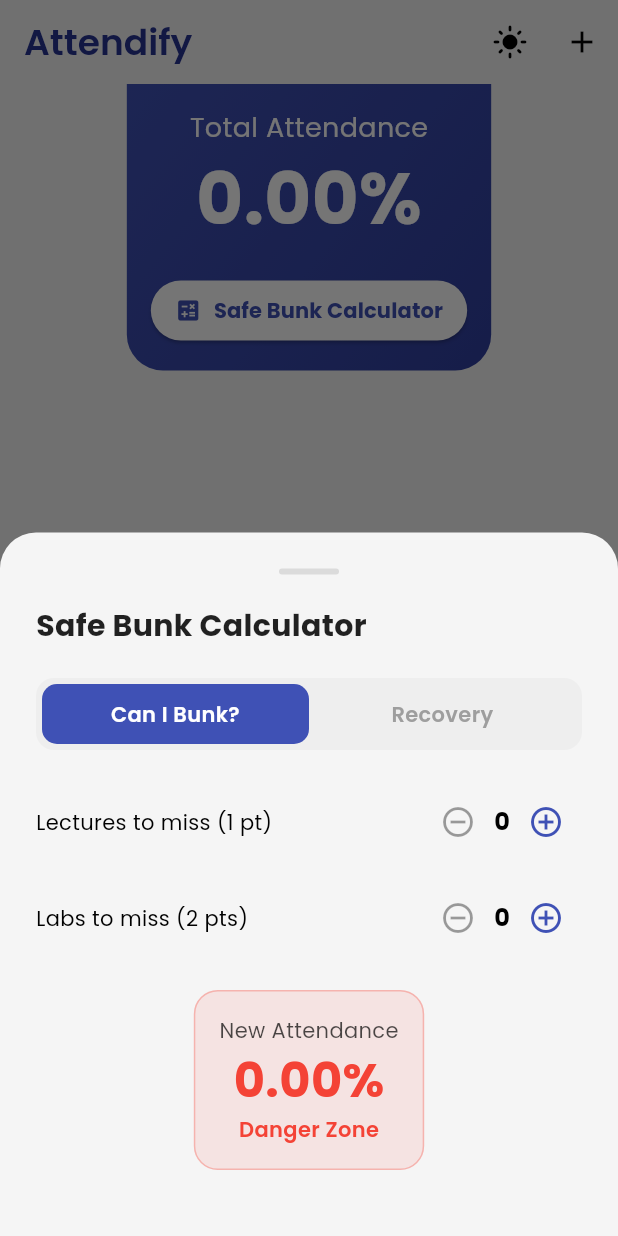
After one commit to itspriyanshhh/Attendance_Tracker_App, a Flutter app: the screen it shows once a user with an empty profile is signed in, after a tap on "Safe Bunk Calculator", on a phone screen of 412 x 824 dp. The commit adds this screen. Run offline on Flutter 3.47's test engine with Material 3 defaults, Android fonts, the light colour scheme and no system bars; our stand-ins replace cloud_firestore, firebase_auth, firebase_core, firebase_messaging, flutter_local_notifications, google_fonts and 3 more; accounts and stored records are empty.

Commit message:
Added safe bunk calculator

```diff
--- a/lib/screens/attendance_home.dart
+++ b/lib/screens/attendance_home.dart
@@ -1,5 +1,6 @@
 import 'package:attendance_management/main.dart';
 import 'package:attendance_management/models/subject.dart';
+import 'package:attendance_management/screens/safe_bunk_sheet.dart';
 import 'package:attendance_management/services/firestore_service.dart';
 import 'package:flutter/material.dart';
 import 'package:shared_preferences/shared_preferences.dart';
@@ -251,6 +252,48 @@
                       fontWeight: FontWeight.bold,
                     ),
                   ),
+                  const SizedBox(height: 16),
+                  ElevatedButton.icon(
+                    onPressed: () {
+                      // Calculate current totals
+                      final Map<String, int> pointsPerSubject = {
+                        for (var s in _subjects) s.id!: (s.isLab ? 2 : 1),
+                      };
+                      int totalPoints = 0;
+                      int attendedPoints = 0;
+                      for (var record in _records) {
+                        final ptsPerSession =
+                            pointsPerSubject[record.subjectId] ?? 1;
+                        totalPoints += record.held * ptsPerSession;
+                        attendedPoints += record.attended * ptsPerSession;
+                      }
+
+                      showModalBottomSheet(
+                        context: context,
+                        isScrollControlled: true,
+                        backgroundColor: Colors.transparent,
+                        builder: (context) => SafeBunkSheet(
+                          totalPointsHeld: totalPoints,
+                          totalPointsAttended: attendedPoints,
+                        ),
+                      );
+                    },
+                    icon: const Icon(Icons.calculate, color: Colors.indigo),
+                    label: const Text(
+                      'Safe Bunk Calculator',
+                      style: TextStyle(
+                        color: Colors.indigo,
+                        fontWeight: FontWeight.bold,
+                      ),
+                    ),
+                    style: ElevatedButton.styleFrom(
+                      backgroundColor: Colors.white,
+                      foregroundColor: Colors.indigo,
+                      shape: RoundedRectangleBorder(
+                        borderRadius: BorderRadius.circular(20),
+                      ),
+                    ),
+                  ),
                 ],
               ),
             ),
--- /dev/null
+++ b/lib/screens/safe_bunk_sheet.dart
@@ -0,0 +1,276 @@
+import 'package:attendance_management/services/safe_bunk_calculator.dart';
+import 'package:flutter/material.dart';
+import 'package:google_fonts/google_fonts.dart';
+
+class SafeBunkSheet extends StatefulWidget {
+  final int totalPointsHeld;
+  final int totalPointsAttended;
+
+  const SafeBunkSheet({
+    super.key,
+    required this.totalPointsHeld,
+    required this.totalPointsAttended,
+  });
+
+  @override
+  State<SafeBunkSheet> createState() => _SafeBunkSheetState();
+}
+
+class _SafeBunkSheetState extends State<SafeBunkSheet> {
+  // 0 = Can I Bunk?, 1 = Recovery
+  int _modeIndex = 0;
+
+  // Bunk Mode State
+  int _lecturesToMiss = 0;
+  int _labsToMiss = 0;
+
+  // Recovery Mode State
+  double _targetPercentage = 75.0;
+
+  @override
+  Widget build(BuildContext context) {
+    final isDark = Theme.of(context).brightness == Brightness.dark;
+    final textColor = isDark ? Colors.white : Colors.black87;
+
+    return Container(
+      padding: const EdgeInsets.all(24),
+      decoration: BoxDecoration(
+        color: Theme.of(context).scaffoldBackgroundColor,
+        borderRadius: const BorderRadius.vertical(top: Radius.circular(24)),
+      ),
+      child: Column(
+        mainAxisSize: MainAxisSize.min,
+        crossAxisAlignment: CrossAxisAlignment.start,
+        children: [
+          // Header
+          Center(
+            child: Container(
+              width: 40,
+              height: 4,
+              decoration: BoxDecoration(
+                color: Colors.grey.withOpacity(0.3),
+                borderRadius: BorderRadius.circular(2),
+              ),
+            ),
+          ),
+          const SizedBox(height: 20),
+          Text(
+            'Safe Bunk Calculator',
+            style: GoogleFonts.poppins(
+              fontSize: 20,
+              fontWeight: FontWeight.bold,
+              color: textColor,
+            ),
+          ),
+          const SizedBox(height: 20),
+
+          // Mode Toggle
+          Container(
+            padding: const EdgeInsets.all(4),
+            decoration: BoxDecoration(
+              color: isDark ? Colors.grey[800] : Colors.grey[200],
+              borderRadius: BorderRadius.circular(12),
+            ),
+            child: Row(
+              children: [_buildTab('Can I Bunk?', 0), _buildTab('Recovery', 1)],
+            ),
+          ),
+          const SizedBox(height: 24),
+
+          // Content
+          if (_modeIndex == 0)
+            _buildBunkMode(isDark, textColor)
+          else
+            _buildRecoveryMode(isDark, textColor),
+
+          const SizedBox(height: 20),
+        ],
+      ),
+    );
+  }
+
+  Widget _buildTab(String text, int index) {
+    final isSelected = _modeIndex == index;
+    return Expanded(
+      child: GestureDetector(
+        onTap: () => setState(() => _modeIndex = index),
+        child: Container(
+          padding: const EdgeInsets.symmetric(vertical: 10),
+          decoration: BoxDecoration(
+            color: isSelected ? Colors.indigo : Colors.transparent,
+            borderRadius: BorderRadius.circular(10),
+          ),
+          child: Text(
+            text,
+            textAlign: TextAlign.center,
+            style: GoogleFonts.poppins(
+              color: isSelected ? Colors.white : Colors.grey,
+              fontWeight: FontWeight.w600,
+            ),
+          ),
+        ),
+      ),
+    );
+  }
+
+  Widget _buildBunkMode(bool isDark, Color textColor) {
+    double newPercentage = SafeBunkCalculator.calculateNewGlobalPercentage(
+      widget.totalPointsHeld,
+      widget.totalPointsAttended,
+      _lecturesToMiss,
+      _labsToMiss,
+    );
+    String status = SafeBunkCalculator.getStatusMessage(newPercentage);
+    Color statusColor;
+    if (status == 'Safe')
+      statusColor = Colors.green;
+    else if (status == 'Warning')
+      statusColor = Colors.orange;
+    else
+      statusColor = Colors.red;
+
+    return Column(
+      children: [
+        _buildCounterRow('Lectures to miss (1 pt)', _lecturesToMiss, (val) {
+          setState(() => _lecturesToMiss = val);
+        }),
+        const SizedBox(height: 16),
+        _buildCounterRow('Labs to miss (2 pts)', _labsToMiss, (val) {
+          setState(() => _labsToMiss = val);
+        }),
+        const SizedBox(height: 24),
+        Container(
+          padding: const EdgeInsets.all(16),
+          decoration: BoxDecoration(
+            color: statusColor.withOpacity(0.1),
+            borderRadius: BorderRadius.circular(16),
+            border: Border.all(color: statusColor.withOpacity(0.3)),
+          ),
+          child: Column(
+            children: [
+              Text(
+                'New Attendance',
+                style: GoogleFonts.poppins(color: textColor.withOpacity(0.7)),
+              ),
+              Text(
+                '${newPercentage.toStringAsFixed(2)}%',
+                style: GoogleFonts.poppins(
+                  fontSize: 32,
+                  fontWeight: FontWeight.bold,
+                  color: statusColor,
+                ),
+              ),
+              Text(
+                status,
+                style: GoogleFonts.poppins(
+                  color: statusColor,
+                  fontWeight: FontWeight.w600,
+                ),
+              ),
+            ],
+          ),
+        ),
+      ],
+    );
+  }
+
+  Widget _buildRecoveryMode(bool isDark, Color textColor) {
+    int sessionsNeeded = SafeBunkCalculator.calculateSessionsToRecover(
+      widget.totalPointsHeld,
+      widget.totalPointsAttended,
+      _targetPercentage,
+    );
+
+    return Column(
+      children: [
+        Row(
+          mainAxisAlignment: MainAxisAlignment.spaceBetween,
+          children: [
+            Text(
+              'Target Percentage',
+              style: GoogleFonts.poppins(color: textColor),
+            ),
+            Text(
+              '${_targetPercentage.toInt()}%',
+              style: GoogleFonts.poppins(
+                fontWeight: FontWeight.bold,
+                color: Colors.indigo,
+              ),
+            ),
+          ],
+        ),
+        Slider(
+          value: _targetPercentage,
+          min: 1,
+          max: 100,
+          divisions: 100,
+          activeColor: Colors.indigo,
+          onChanged: (val) => setState(() => _targetPercentage = val),
+        ),
+        const SizedBox(height: 24),
+        Container(
+          padding: const EdgeInsets.all(16),
+          decoration: BoxDecoration(
+            color: Colors.indigo.withOpacity(0.1),
+            borderRadius: BorderRadius.circular(16),
+            border: Border.all(color: Colors.indigo.withOpacity(0.3)),
+          ),
+          child: Column(
+            children: [
+              Text(
+                'You need to attend',
+                style: GoogleFonts.poppins(color: textColor.withOpacity(0.7)),
+              ),
+              const SizedBox(height: 8),
+              Text(
+                sessionsNeeded == -1 ? 'Impossible' : '$sessionsNeeded',
+                style: GoogleFonts.poppins(
+                  fontSize: 32,
+                  fontWeight: FontWeight.bold,
+                  color: Colors.indigo,
+                ),
+              ),
+              Text(
+                'Consecutive Lectures',
+                style: GoogleFonts.poppins(
+                  color: Colors.indigo,
+                  fontWeight: FontWeight.w600,
+                ),
+              ),
+            ],
+          ),
+        ),
+      ],
+    );
+  }
+
+  Widget _buildCounterRow(String label, int value, Function(int) onChanged) {
+    return Row(
+      mainAxisAlignment: MainAxisAlignment.spaceBetween,
+      children: [
+        Text(label, style: GoogleFonts.poppins(fontSize: 14)),
+        Row(
+          children: [
+            IconButton(
+              onPressed: value > 0 ? () => onChanged(value - 1) : null,
+              icon: const Icon(Icons.remove_circle_outline),
+              color: Colors.indigo,
+            ),
+            Text(
+              '$value',
+              style: GoogleFonts.poppins(
+                fontSize: 16,
+                fontWeight: FontWeight.bold,
+              ),
+            ),
+            IconButton(
+              onPressed: () => onChanged(value + 1),
+              icon: const Icon(Icons.add_circle_outline),
+              color: Colors.indigo,
+            ),
+          ],
+        ),
+      ],
+    );
+  }
+}
--- /dev/null
+++ b/lib/services/safe_bunk_calculator.dart
@@ -0,0 +1,75 @@
+class SafeBunkCalculator {
+  /// Calculates the new global attendance percentage if the user misses future classes.
+  ///
+  /// [totalPointsHeld]: Current total weighted sessions held.
+  /// [totalPointsAttended]: Current total weighted sessions attended.
+  /// [lecturesToMiss]: Number of lectures (1 point) the user plans to miss.
+  /// [labsToMiss]: Number of labs (2 points) the user plans to miss.
+  static double calculateNewGlobalPercentage(
+    int totalPointsHeld,
+    int totalPointsAttended,
+    int lecturesToMiss,
+    int labsToMiss,
+  ) {
+    int additionalHeld = (lecturesToMiss * 1) + (labsToMiss * 2);
+    // Attended points don't increase when you miss classes
+    int newTotalHeld = totalPointsHeld + additionalHeld;
+
+    if (newTotalHeld == 0) return 0.0;
+
+    return (totalPointsAttended / newTotalHeld) * 100;
+  }
+
+  /// Calculates how many consecutive sessions (of a specific weight) need to be attended
+  /// to reach the [targetPercentage].
+  ///
+  /// [totalPointsHeld]: Current total weighted sessions held.
+  /// [totalPointsAttended]: Current total weighted sessions attended.
+  /// [targetPercentage]: The target percentage (e.g., 75.0).
+  /// [sessionWeight]: Weight of the session to attend (default 1 for Lecture).
+  static int calculateSessionsToRecover(
+    int totalPointsHeld,
+    int totalPointsAttended,
+    double targetPercentage, {
+    int sessionWeight = 1,
+  }) {
+    // Formula:
+    // (Attended + x*W) / (Held + x*W) >= Target/100
+    // Let T = Target/100
+    // Attended + xW >= T(Held + xW)
+    // Attended + xW >= T*Held + T*xW
+    // xW - T*xW >= T*Held - Attended
+    // xW(1 - T) >= T*Held - Attended
+    // x >= (T*Held - Attended) / (W(1 - T))
+
+    double t = targetPercentage / 100.0;
+
+    // If current percentage is already above target, return 0
+    if (totalPointsHeld > 0 && (totalPointsAttended / totalPointsHeld) >= t) {
+      return 0;
+    }
+
+    double numerator = (t * totalPointsHeld) - totalPointsAttended;
+    double denominator = sessionWeight * (1 - t);
+
+    if (denominator <= 0) {
+      // This mathematically shouldn't happen for reasonable targets (< 100%)
+      // If target is 100%, denominator is 0. You can never reach 100% if you've missed any.
+      return -1; // Impossible
+    }
+
+    double result = numerator / denominator;
+    return result.ceil(); // Round up to the next whole session
+  }
+
+  /// Returns a status message based on the percentage.
+  static String getStatusMessage(double percentage) {
+    if (percentage >= 75) {
+      return "Safe";
+    } else if (percentage >= 65) {
+      return "Warning";
+    } else {
+      return "Danger Zone";
+    }
+  }
+}
```
Also changed, not shown: 1 other file.
